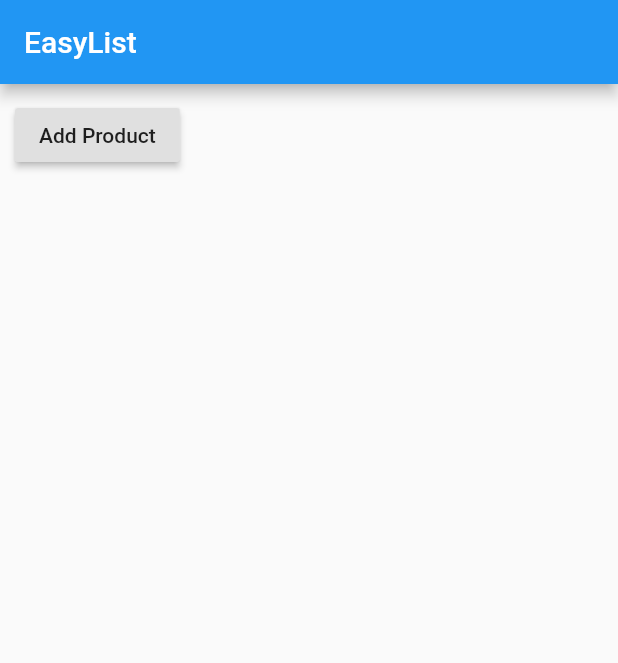
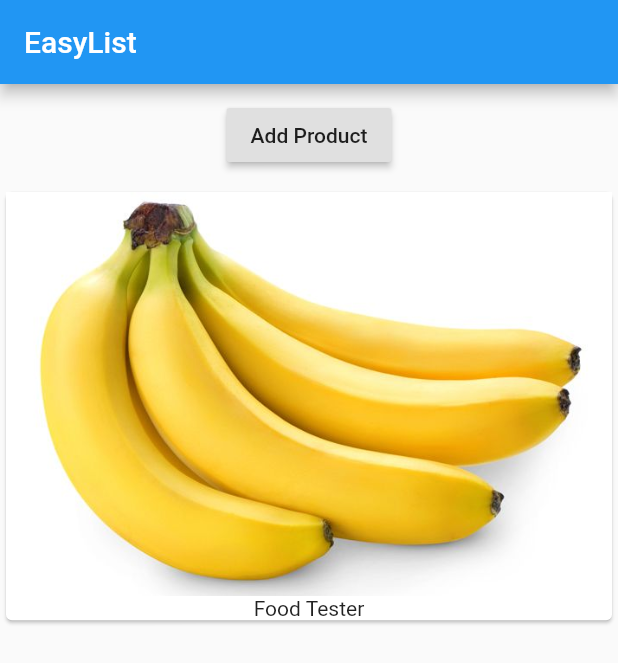
Before and after one commit to damirbar/flutter_course_udemy, a Flutter app: the screen it shows after launch, on a phone screen of 412 x 824 dp. Shown: the top 663 px of the screen. Run offline on Flutter 3.47's test engine with Material 2 defaults, Android fonts, the phone set to English and light mode, and no system bars.

Commit message:
until 2:20:05 - created product_manager.dart

```diff
--- a/lib/main.dart
+++ b/lib/main.dart
@@ -1,20 +1,11 @@
 import 'package:flutter/material.dart';
+
+import './product_manager.dart';
 
 void main() => runApp(MyApp());
 
 
-class MyApp extends StatefulWidget {
-  @override
-  State<StatefulWidget> createState() {
-    // TODO: implement createState
-    return _MyAppState();
-  }
-}
-
-class _MyAppState extends State<MyApp> {
-
-  List<String> _products = ['Food Tester'];
-
+class MyApp extends StatelessWidget {
   @override
   Widget build(BuildContext context) {
     return MaterialApp(
@@ -22,24 +13,8 @@ class _MyAppState extends State<MyApp> {
         appBar: AppBar(
           title: Text('EasyList'),
         ),
-        body: Column(
-          children: [
-            Container(
-              margin: EdgeInsets.all(10.0),
-              child: RaisedButton(
-                onPressed: () {
-                  // If we just change the state w/o telling flutter,
-                  //   it will not refresh the state.
-                  setState(() {
-                    _products.add('Advanced Food Tester');
-                  });
-                },
-                child: Text('Add Product')
-              ),
-            ),
-          ],
-        )
-      ),
+        body: ProductManager()
+      )
     );
   }
 }
--- /dev/null
+++ b/lib/product_manager.dart
@@ -0,0 +1,38 @@
+import 'package:flutter/material.dart';
+
+import './products.dart';
+
+class ProductManager extends StatefulWidget {
+  @override
+  State<StatefulWidget> createState() {
+    return _ProductManagerState();
+  }
+
+}
+
+class _ProductManagerState extends State<ProductManager> {
+  List<String> _products = ['Food Tester'];
+
+  @override
+  Widget build(BuildContext context) {
+    return Column(children:
+      [Container(
+        margin: EdgeInsets.all(10.0),
+        child: RaisedButton(
+          onPressed: () {
+            // If we just change the state w/o telling flutter,
+            //   it will not refresh the state.
+            setState(() {
+              _products.add('Advanced Food Tester');
+            });
+          },
+          child: Text('Add Product')
+        ),
+      ),
+      Products(_products),
+      ]
+    );
+
+  }
+
+}
```
